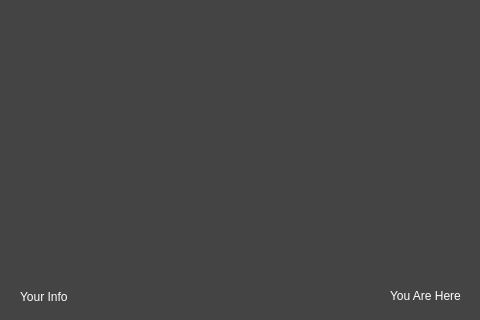
yussefsoudan/sdp-ian, file ui/test.ui: the form before one commit; both pictures show x 0 to 480 and y 96 to 416 of the 736 by 416 pixel window.
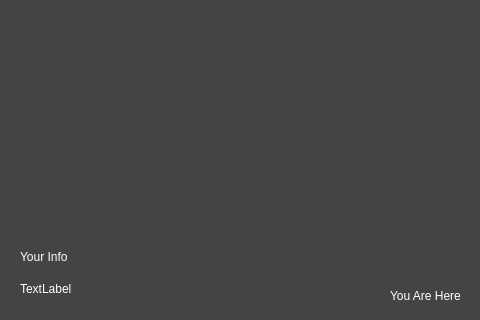
The form after the commit. The open tabs and pages were chosen to show the change. Icons and pictures are not drawn.

The edit to the form file:
```diff
--- a/ui/test.ui
+++ b/ui/test.ui
@@ -1866,9 +1866,9 @@
     <property name="geometry">
      <rect>
       <x>20</x>
-      <y>239</y>
-      <width>321</width>
-      <height>161</height>
+      <y>240</y>
+      <width>320</width>
+      <height>120</height>
      </rect>
     </property>
     <property name="styleSheet">
@@ -2110,6 +2110,23 @@
      <string>Goal</string>
     </property>
    </widget>
+   <widget class="QLabel" name="est_time">
+    <property name="geometry">
+     <rect>
+      <x>20</x>
+      <y>360</y>
+      <width>320</width>
+      <height>50</height>
+     </rect>
+    </property>
+    <property name="styleSheet">
+     <string notr="true">font:  16pt &quot;montserrat&quot;;
+color: rgb(255, 255, 255);</string>
+    </property>
+    <property name="text">
+     <string>TextLabel</string>
+    </property>
+   </widget>
    <zorder>line_7</zorder>
    <zorder>navigating_to_label1</zorder>
    <zorder>pause_navigation</zorder>
```
Left out of the diff: 27 changed lines with no effect on the pictures.
